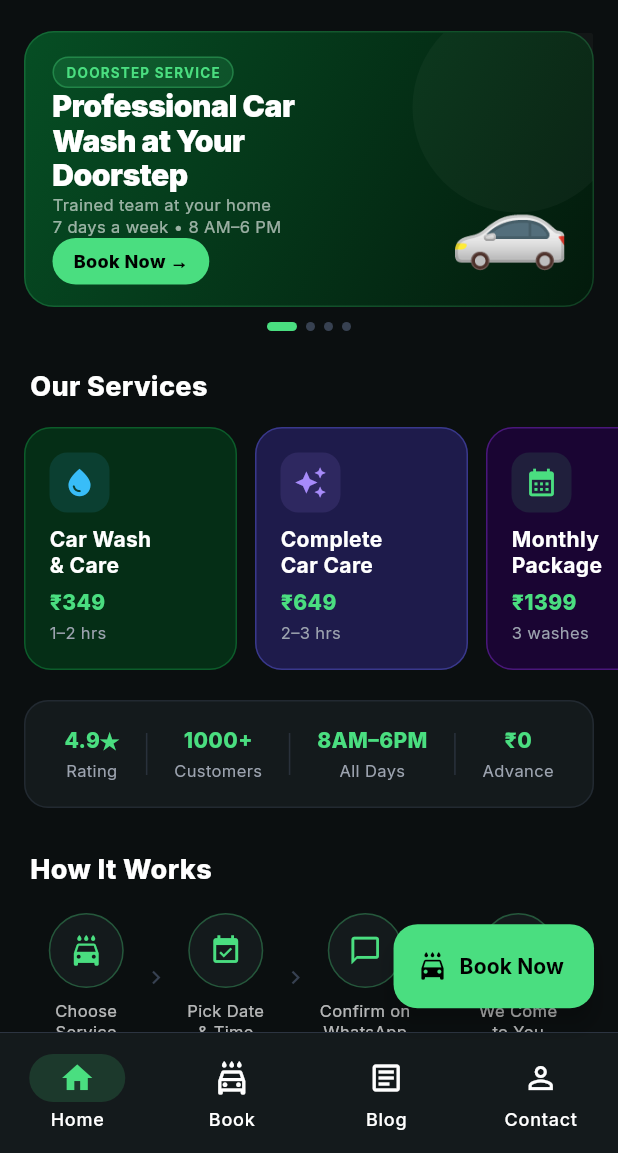
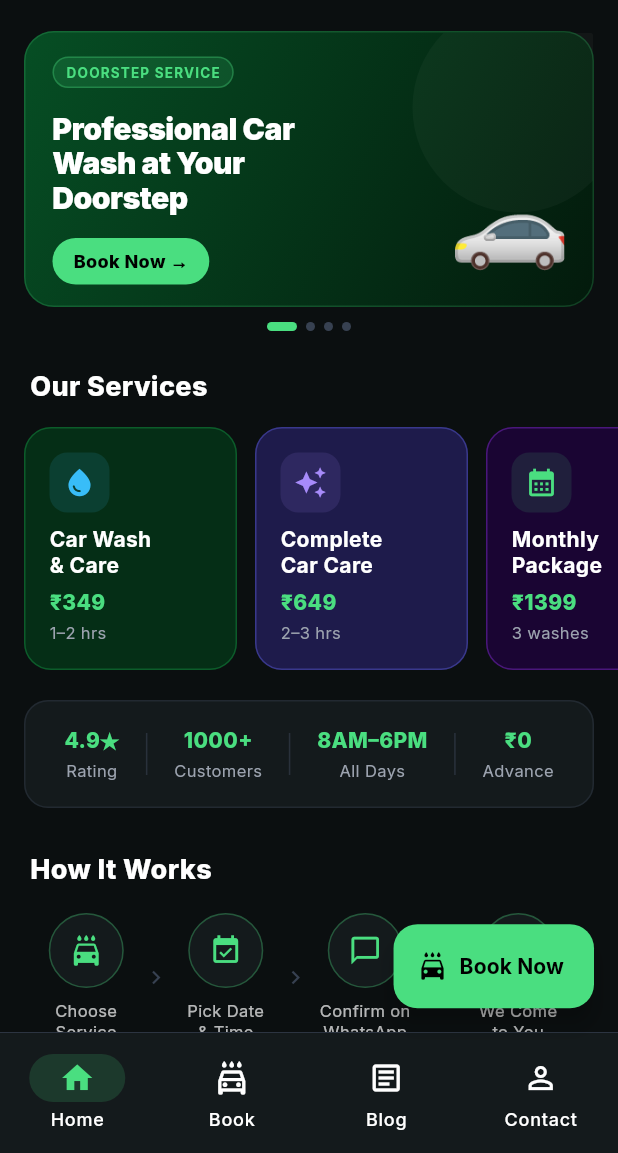
Before and after one commit to adityaray002/CleanCruisers_Flutter_App, a Flutter app: the HomeScreen screen opened by its route, on a phone screen of 412 x 824 dp, the part 83-1236 px from its top. Run offline on Flutter 3.47's test engine with Material 3 defaults, Android fonts, the light colour scheme and no system bars; our stand-ins replace flutter_markdown, flutter_riverpod, geolocator, go_router, google_fonts, shared_preferences; accounts and stored records are empty.

Commit message:
Carousel Text Modification

```diff
--- a/lib/screens/home_screen.dart
+++ b/lib/screens/home_screen.dart
@@ -86,7 +86,7 @@ class _HeroCarouselState extends State<_HeroCarousel> {
     _Slide(
       tag: 'DOORSTEP SERVICE',
       title: 'Professional Car\nWash at Your\nDoorstep',
-      sub: 'Trained team at your home\n7 days a week • 8 AM–6 PM',
+//       sub: 'Trained team at your home\n7 days a week • 8 AM–6 PM',
       emoji: '🚗',
       cta: 'Book Now',
       service: null,
@@ -95,7 +95,7 @@ class _HeroCarouselState extends State<_HeroCarousel> {
     _Slide(
       tag: 'EXTERIOR + INTERIOR',
       title: 'Deep Foam Wash\n+ Interior Clean\nFrom ₹449',
-      sub: 'Foam wash • Vacuum • Dashboard\nTyre polish • Black part polish',
+//       sub: 'Foam wash • Vacuum • Dashboard\nTyre polish • Black part polish',
       emoji: '🫧',
       cta: 'Book Wash',
       service: 'oneTime',
@@ -104,7 +104,7 @@ class _HeroCarouselState extends State<_HeroCarousel> {
     _Slide(
       tag: 'PREMIUM DETAILING',
       title: '3M Wax & Rubbing\nShowroom Shine\nFrom ₹649',
-      sub: 'Full body rubbing • 3M wax\nProfessional-grade treatment',
+//       sub: 'Full body rubbing • 3M wax\nProfessional-grade treatment',
       emoji: '✨',
       cta: 'Book Detailing',
       service: 'premiumAddons',
@@ -113,7 +113,7 @@ class _HeroCarouselState extends State<_HeroCarousel> {
     _Slide(
       tag: 'MONTHLY PACKAGE',
       title: '3 Washes Every\nMonth at Your\nDoorstep ₹1,399',
-      sub: 'Best value • Free air freshener\nFree dustbin • All inclusive',
+//       sub: 'Best value • Free air freshener\nFree dustbin • All inclusive',
       emoji: '📅',
       cta: 'Subscribe',
       service: 'completeCare',
@@ -178,11 +178,11 @@ class _HeroCarouselState extends State<_HeroCarousel> {
 }
 
 class _Slide {
-  final String tag, title, sub, emoji, cta;
+  final String tag, title, emoji, cta;
   final String? service;
   final List<Color> grad;
   const _Slide({
-    required this.tag, required this.title, required this.sub,
+    required this.tag, required this.title,
     required this.emoji, required this.cta, required this.service,
     required this.grad,
   });
@@ -247,9 +247,9 @@ class _SlideView extends StatelessWidget {
                           fontSize: 20, fontWeight: FontWeight.w900,
                           height: 1.15, letterSpacing: -0.3)),
                   // Sub
-                  Text(slide.sub,
-                      style: const TextStyle(
-                          color: Colors.white60, fontSize: 11, height: 1.4)),
+//                   Text(slide.sub,
+//                       style: const TextStyle(
+//                           color: Colors.white60, fontSize: 11, height: 1.4)),
                   // CTA chip
                   Container(
                     padding: const EdgeInsets.symmetric(horizontal: 14, vertical: 7),
```
